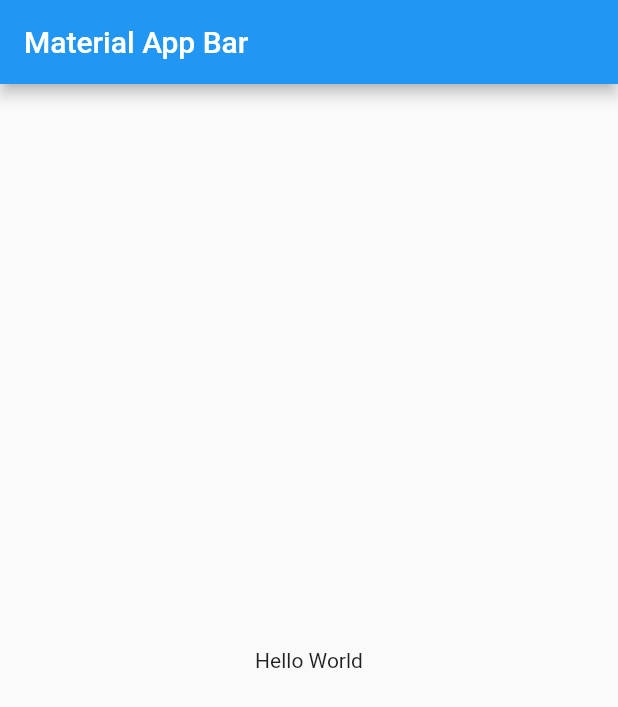
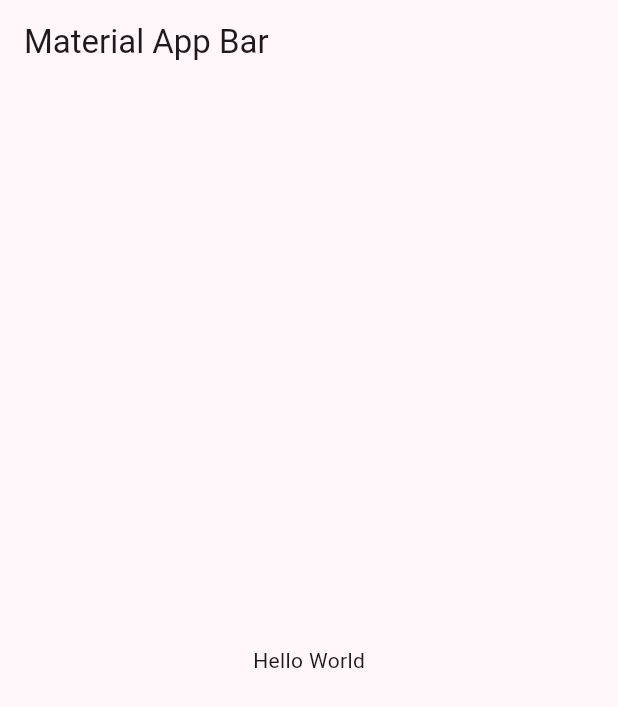
Before and after one commit to neryad/widgtes_app, a Flutter app: the screen it shows after launch, on a phone screen of 412 x 824 dp. Shown: the top 707 px of the screen. Run offline on Flutter 3.47's test engine with Material 2 defaults, Android fonts, the phone set to English and light mode, and no system bars.

Commit message:
themeConfig

```diff
--- /dev/null
+++ b/lib/config/theme/app_theme.dart
@@ -0,0 +1,25 @@
+import 'package:flutter/material.dart';
+
+const colorList = <Color>[
+  Colors.blue,
+  Colors.teal,
+  Colors.green,
+  Colors.red,
+  Colors.purple,
+  Colors.deepPurple,
+  Colors.orange,
+  Colors.pink,
+  Colors.pinkAccent,
+];
+
+class AppTheme {
+  final int selectedColor;
+
+  AppTheme({this.selectedColor = 0})
+      : assert(selectedColor >= 0, 'Selected color most be greater then 0'),
+        assert(selectedColor < colorList.length,
+            'Selected color most less or equal that ${colorList.length}');
+
+  ThemeData getTheme() =>
+      ThemeData(useMaterial3: true, colorSchemeSeed: colorList[selectedColor]);
+}
--- a/lib/main.dart
+++ b/lib/main.dart
@@ -1,5 +1,6 @@
 import 'package:flutter/material.dart';
 import 'package:flutter/material.dart';
+import 'package:widgtes_app/config/theme/app_theme.dart';
 
 void main() => runApp(const MyApp());
 
@@ -10,6 +11,7 @@ class MyApp extends StatelessWidget {
   Widget build(BuildContext context) {
     return MaterialApp(
       debugShowCheckedModeBanner: false,
+      theme: AppTheme(selectedColor: 4).getTheme(),
       title: 'Material App',
       home: Scaffold(
         appBar: AppBar(
```
